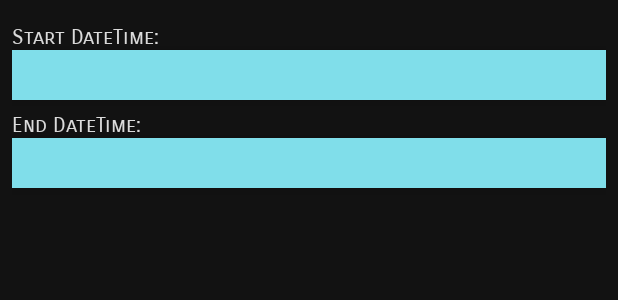
After one commit to r-elio/CS0011-Final-Project, an Android app: the layout dialog_item.xml on its own in the app's theme, with its tools: preview values and no code run, on a phone screen of 412 x 824 dp. The commit adds this screen. Shown: the top 300 px of the screen. Run offline under Robolectric (Android 15) with nearby library versions, the phone set to English and light mode, and no system bars.

Commit message:
update item implemented

```diff
--- a/app/src/main/java/android/application/meta/HomeFragment.java
+++ b/app/src/main/java/android/application/meta/HomeFragment.java
@@ -81,6 +81,7 @@ public class HomeFragment extends Fragment implements
                     public void onClick(DialogInterface dialog, int which) {
                         if (adapter.getItem(position).getId().equals(activityId)){
                             activityId = "-1";
+                            ActivityListAdapter.selectedPosition = -1;
                         }
 
                         DatabaseHelper.deleteActivity(HomeActivity.db,adapter.getItem(position).getId());
--- /dev/null
+++ b/app/src/main/res/layout/dialog_item.xml
@@ -0,0 +1,33 @@
+<?xml version="1.0" encoding="utf-8"?>
+<LinearLayout xmlns:android="http://schemas.android.com/apk/res/android"
+    android:orientation="vertical" android:layout_width="match_parent"
+    android:layout_height="match_parent"
+    android:padding="@dimen/button_padding">
+
+    <TextView
+        android:layout_width="match_parent"
+        android:layout_height="wrap_content"
+        android:text="@string/start_datetime"
+        android:layout_marginTop="@dimen/button_padding"/>
+
+    <Button
+        android:id="@+id/start_datetime"
+        android:layout_width="match_parent"
+        android:layout_height="wrap_content"/>
+
+    <TextView
+        android:layout_width="match_parent"
+        android:layout_height="wrap_content"
+        android:text="@string/end_datetime"
+        android:layout_marginTop="@dimen/button_padding"/>
+
+    <Button
+        android:id="@+id/end_datetime"
+        android:layout_width="match_parent"
+        android:layout_height="wrap_content"/>
+
+    <TextView
+        android:layout_width="match_parent"
+        android:layout_height="@dimen/button_padding"/>
+
+</LinearLayout>
--- a/app/src/main/res/values/strings.xml
+++ b/app/src/main/res/values/strings.xml
@@ -52,4 +52,8 @@
     <string name="del_item_message">Do you want to delete the item?</string>
     <string name="act_name_taken">Activity name is already taken</string>
     <string name="warning_text">There are no selected activity</string>
+    <string name="invalid_time">Invalid Time</string>
+    <string name="end_datetime">End DateTime:</string>
+    <string name="start_datetime">Start DateTime:</string>
+    <string name="update_time">Update Time</string>
 </resources>
```
Also changed, not shown: app/src/main/java/android/application/meta/ActivityFragment.java (+27 -5 lines), app/src/main/java/android/application/meta/ActivityItem.java (+6 -1 lines), app/src/main/java/android/application/meta/DateTimeItem.java (+14 -1 lines), app/src/main/java/android/application/meta/HomeActivity.java (+15 -3 lines), app/src/main/java/android/application/meta/ItemDialogFragment.java (added, +178 -0 lines), app/src/main/res/layout/activity_help.xml (+14 -0 lines).
